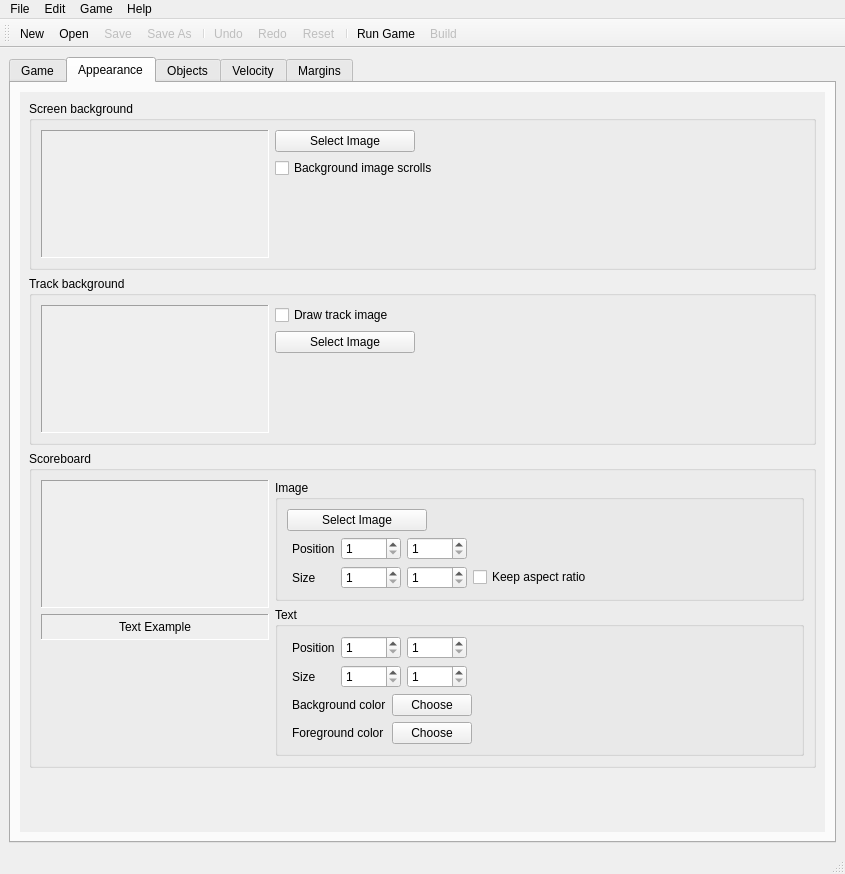
Before: the Qt Designer form fvelgame/ui/form_main_window.ui in LAD-MathQuest/MathRunner, drawn with Qt 5.
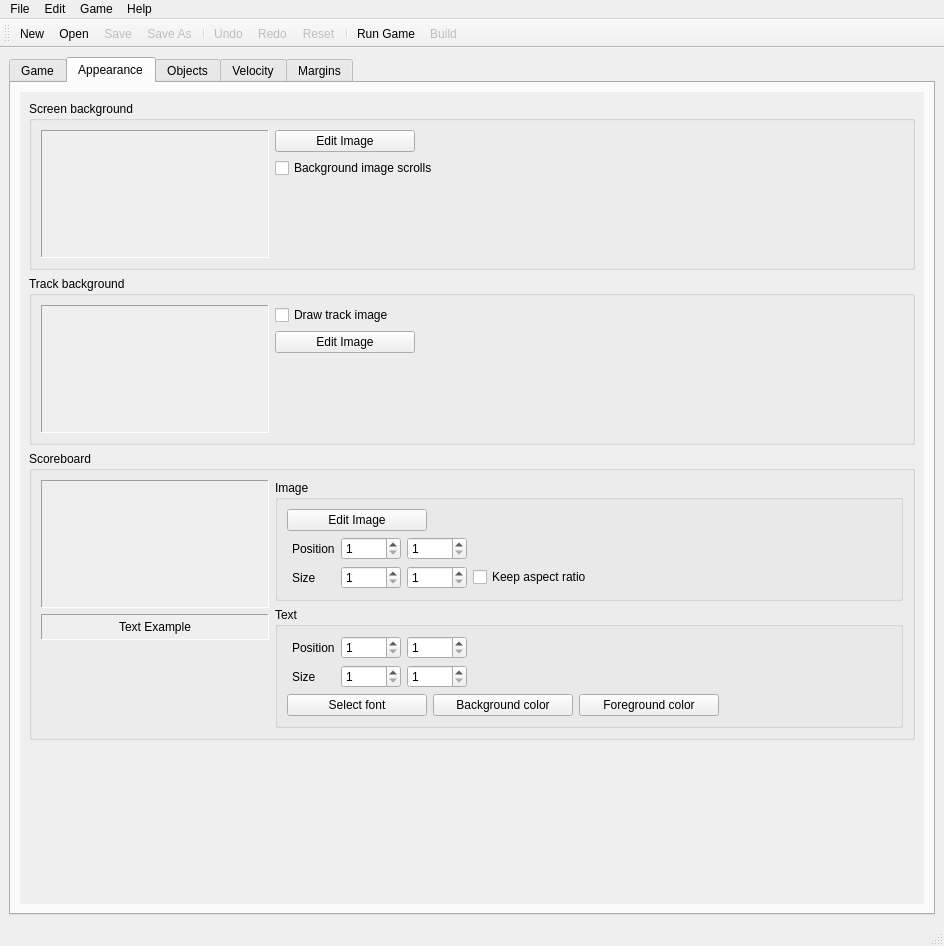
After: the same form once the commit is applied. The open tabs and pages were chosen to show the change. Icons and pictures are not drawn. Custom widgets are drawn as their Qt base class.

Commit message: Setting the first tab as default. Replacing os.system by QProcess. Adding font selection and merging color selection buttons on scoreboard.

```diff
--- a/fvelgame/ui/form_main_window.ui
+++ b/fvelgame/ui/form_main_window.ui
@@ -6,8 +6,8 @@
    <rect>
     <x>0</x>
     <y>0</y>
-    <width>845</width>
-    <height>874</height>
+    <width>944</width>
+    <height>946</height>
    </rect>
   </property>
   <property name="windowTitle">
@@ -366,8 +366,8 @@
             <rect>
              <x>0</x>
              <y>0</y>
-             <width>791</width>
-             <height>749</height>
+             <width>904</width>
+             <height>795</height>
             </rect>
            </property>
            <layout class="QVBoxLayout" name="verticalLayout_13">
@@ -399,7 +399,7 @@
                       </size>
                      </property>
                      <property name="text">
-                      <string>Select Image</string>
+                      <string>Edit Image</string>
                      </property>
                     </widget>
                    </item>
@@ -527,7 +527,7 @@
                       </size>
                      </property>
                      <property name="text">
-                      <string>Select Image</string>
+                      <string>Edit Image</string>
                      </property>
                     </widget>
                    </item>
@@ -756,7 +756,7 @@
                          </size>
                         </property>
                         <property name="text">
-                         <string>Select Image</string>
+                         <string>Edit Image</string>
                         </property>
                        </widget>
                       </item>
@@ -990,31 +990,21 @@
                      </layout>
                     </item>
                     <item>
-                     <layout class="QGridLayout" name="gridLayout_3">
-                      <item row="0" column="3">
-                       <spacer name="horizontalSpacer_11">
-                        <property name="orientation">
-                         <enum>Qt::Horizontal</enum>
-                        </property>
-                        <property name="sizeHint" stdset="0">
+                     <layout class="QHBoxLayout" name="horizontalLayout_3">
+                      <item>
+                       <widget class="QPushButton" name="pushButton">
+                        <property name="minimumSize">
                          <size>
-                          <width>40</width>
-                          <height>20</height>
+                          <width>140</width>
+                          <height>0</height>
                          </size>
                         </property>
-                       </spacer>
-                      </item>
-                      <item row="0" column="0">
-                       <widget class="QLabel" name="label_ScoreboardBgColor">
                         <property name="text">
-                         <string>Background color</string>
-                        </property>
-                        <property name="indent">
-                         <number>5</number>
+                         <string>Select font</string>
                         </property>
                        </widget>
                       </item>
-                      <item row="0" column="1">
+                      <item>
                        <widget class="QPushButton" name="pushButton_ChoseScoreboardBgColor">
                         <property name="sizePolicy">
                          <sizepolicy hsizetype="Fixed" vsizetype="Fixed">
@@ -1022,12 +1012,18 @@
                           <verstretch>0</verstretch>
                          </sizepolicy>
                         </property>
+                        <property name="minimumSize">
+                         <size>
+                          <width>140</width>
+                          <height>0</height>
+                         </size>
+                        </property>
                         <property name="text">
-                         <string>Choose</string>
+                         <string>Background color</string>
                         </property>
                        </widget>
                       </item>
-                      <item row="1" column="1">
+                      <item>
                        <widget class="QPushButton" name="pushButton_ChoseScoreboardFgColor">
                         <property name="sizePolicy">
                          <sizepolicy hsizetype="Fixed" vsizetype="Fixed">
@@ -1035,21 +1031,30 @@
                           <verstretch>0</verstretch>
                          </sizepolicy>
                         </property>
-                        <property name="text">
-                         <string>Choose</string>
+                        <property name="minimumSize">
+                         <size>
+                          <width>140</width>
+                          <height>0</height>
+                         </size>
                         </property>
-                       </widget>
-                      </item>
-                      <item row="1" column="0">
-                       <widget class="QLabel" name="label_ScoreboardFgColor">
                         <property name="text">
                          <string>Foreground color</string>
                         </property>
-                        <property name="indent">
-                         <number>5</number>
-                        </property>
                        </widget>
                       </item>
+                      <item>
+                       <spacer name="horizontalSpacer">
+                        <property name="orientation">
+                         <enum>Qt::Horizontal</enum>
+                        </property>
+                        <property name="sizeHint" stdset="0">
+                         <size>
+                          <width>40</width>
+                          <height>20</height>
+                         </size>
+                        </property>
+                       </spacer>
+                      </item>
                      </layout>
                     </item>
                    </layout>
@@ -2041,7 +2046,7 @@
     <rect>
      <x>0</x>
      <y>0</y>
-     <width>845</width>
+     <width>944</width>
      <height>23</height>
     </rect>
    </property>
```
Left out of the diff: 39 changed lines with no effect on the pictures. The commit also changes 6 other files.
